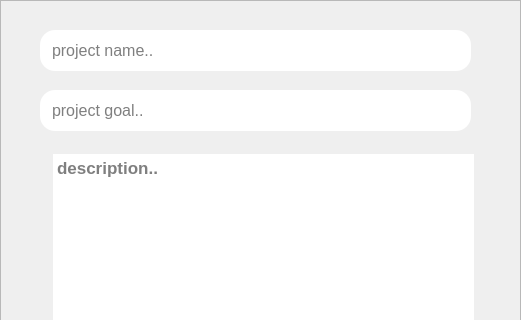
This is client/createproject.ui in imanzk/Task-Manager-Application as Qt 5 draws it before an edit; both pictures show x 0 to 521 and y 0 to 320 of the 521 by 460 pixel window. The edited form follows.
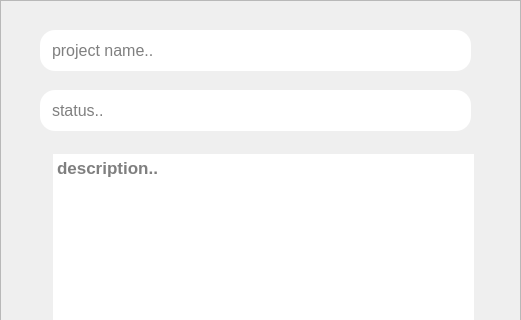
This is the edited form.

Commit message: project page is ready to use

Patch:
```diff
--- a/client/createproject.ui
+++ b/client/createproject.ui
@@ -79,7 +79,7 @@
 padding-left:10;</string>
     </property>
     <property name="placeholderText">
-     <string>project goal..</string>
+     <string>status..</string>
     </property>
    </widget>
    <widget class="QPushButton" name="create">
```
The commit also changes 34 other files.
